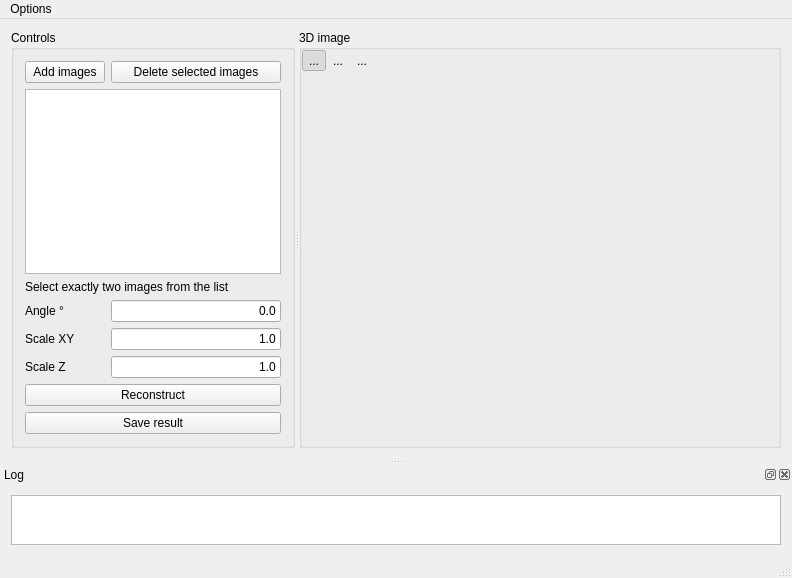
The window that cybervision/UI/mainwindow.ui (zlogic/cybervision) describes before a commit, drawn with Qt 5.
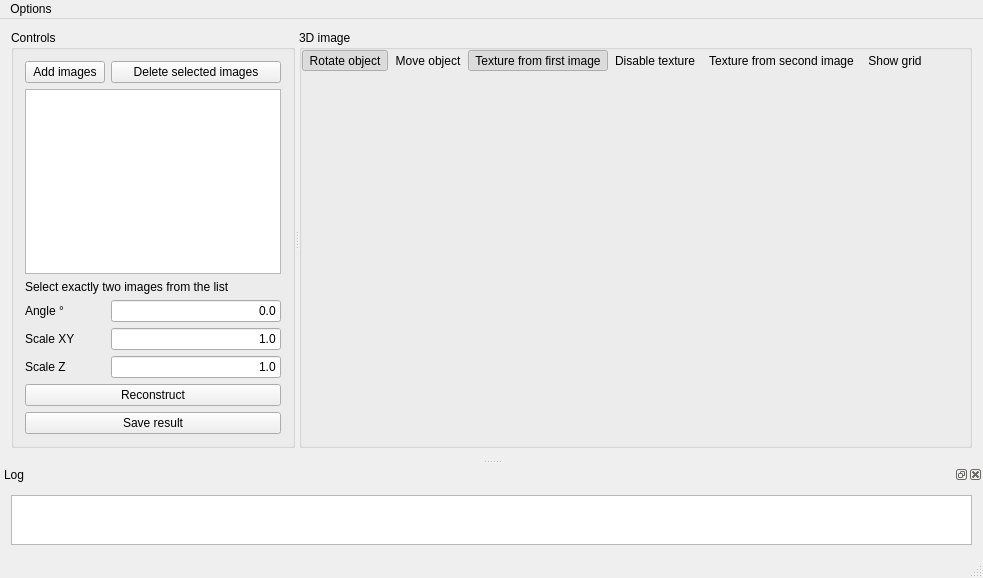
The same window after the commit. Icons and pictures are not drawn. Custom widgets are drawn as their Qt base class.

```diff
--- a/cybervision/UI/mainwindow.ui
+++ b/cybervision/UI/mainwindow.ui
@@ -181,38 +181,29 @@
         </property>
         <item>
          <widget class="QFrame" name="toolbarFrame">
-          <layout class="QFormLayout" name="formLayout_2">
-           <property name="horizontalSpacing">
-            <number>0</number>
-           </property>
-           <property name="verticalSpacing">
+          <layout class="QHBoxLayout" name="horizontalLayout">
+           <property name="spacing">
             <number>0</number>
            </property>
            <property name="margin">
             <number>0</number>
            </property>
-           <item row="0" column="0">
+           <item>
             <widget class="QFrame" name="mouseModeFrame">
-             <layout class="QFormLayout" name="formLayout">
-              <property name="fieldGrowthPolicy">
-               <enum>QFormLayout::AllNonFixedFieldsGrow</enum>
-              </property>
-              <property name="horizontalSpacing">
-               <number>0</number>
-              </property>
-              <property name="verticalSpacing">
+             <layout class="QHBoxLayout" name="horizontalLayout_4">
+              <property name="spacing">
                <number>0</number>
               </property>
               <property name="margin">
                <number>0</number>
               </property>
-              <item row="0" column="0">
+              <item>
                <widget class="QToolButton" name="rotateToolButton">
                 <property name="toolTip">
                  <string>Rotate object</string>
                 </property>
                 <property name="text">
-                 <string>...</string>
+                 <string>Rotate object</string>
                 </property>
                 <property name="icon">
                  <iconset resource="../ReconstructionResources.qrc">
@@ -232,13 +223,13 @@
                 </property>
                </widget>
               </item>
-              <item row="0" column="1">
+              <item>
                <widget class="QToolButton" name="moveToolButton">
                 <property name="toolTip">
                  <string>Move object</string>
                 </property>
                 <property name="text">
-                 <string>...</string>
+                 <string>Move object</string>
                 </property>
                 <property name="icon">
                  <iconset resource="../ReconstructionResources.qrc">
@@ -258,13 +249,97 @@
              </layout>
             </widget>
            </item>
-           <item row="0" column="1">
+           <item>
+            <widget class="QFrame" name="textureModeFrame">
+             <layout class="QHBoxLayout" name="horizontalLayout_3">
+              <property name="spacing">
+               <number>0</number>
+              </property>
+              <property name="margin">
+               <number>0</number>
+              </property>
+              <item>
+               <widget class="QToolButton" name="texture1ToolButton">
+                <property name="toolTip">
+                 <string>Texture from first image</string>
+                </property>
+                <property name="text">
+                 <string>Texture from first image</string>
+                </property>
+                <property name="icon">
+                 <iconset resource="../ReconstructionResources.qrc">
+                  <normaloff>:/icons/UI/icons/texture-left.png</normaloff>:/icons/UI/icons/texture-left.png</iconset>
+                </property>
+                <property name="checkable">
+                 <bool>true</bool>
+                </property>
+                <property name="checked">
+                 <bool>true</bool>
+                </property>
+                <property name="autoExclusive">
+                 <bool>true</bool>
+                </property>
+                <property name="autoRaise">
+                 <bool>true</bool>
+                </property>
+               </widget>
+              </item>
+              <item>
+               <widget class="QToolButton" name="textureNoneToolButton">
+                <property name="toolTip">
+                 <string>Disable texture</string>
+                </property>
+                <property name="text">
+                 <string>Disable texture</string>
+                </property>
+                <property name="icon">
+                 <iconset resource="../ReconstructionResources.qrc">
+                  <normaloff>:/icons/UI/icons/texture-empty.png</normaloff>:/icons/UI/icons/texture-empty.png</iconset>
+                </property>
+                <property name="checkable">
+                 <bool>true</bool>
+                </property>
+                <property name="autoExclusive">
+                 <bool>true</bool>
+                </property>
+                <property name="autoRaise">
+                 <bool>true</bool>
+                </property>
+               </widget>
+              </item>
+              <item>
+               <widget class="QToolButton" name="texture2ToolButton">
+                <property name="toolTip">
+                 <string>Texture from second image</string>
+                </property>
+                <property name="text">
+                 <string>Texture from second image</string>
+                </property>
+                <property name="icon">
+                 <iconset resource="../ReconstructionResources.qrc">
+                  <normaloff>:/icons/UI/icons/texture-right.png</normaloff>:/icons/UI/icons/texture-right.png</iconset>
+                </property>
+                <property name="checkable">
+                 <bool>true</bool>
+                </property>
+                <property name="autoExclusive">
+                 <bool>true</bool>
+                </property>
+                <property name="autoRaise">
+                 <bool>true</bool>
+                </property>
+               </widget>
+              </item>
+             </layout>
+            </widget>
+           </item>
+           <item>
             <widget class="QToolButton" name="gridToolButton">
              <property name="toolTip">
               <string>Show grid</string>
              </property>
              <property name="text">
-              <string>...</string>
+              <string>Show grid</string>
              </property>
              <property name="icon">
               <iconset resource="../ReconstructionResources.qrc">
@@ -278,6 +353,19 @@
              </property>
             </widget>
            </item>
+           <item>
+            <spacer name="horizontalSpacer">
+             <property name="orientation">
+              <enum>Qt::Horizontal</enum>
+             </property>
+             <property name="sizeHint" stdset="0">
+              <size>
+               <width>40</width>
+               <height>20</height>
+              </size>
+             </property>
+            </spacer>
+           </item>
           </layout>
          </widget>
         </item>
```
